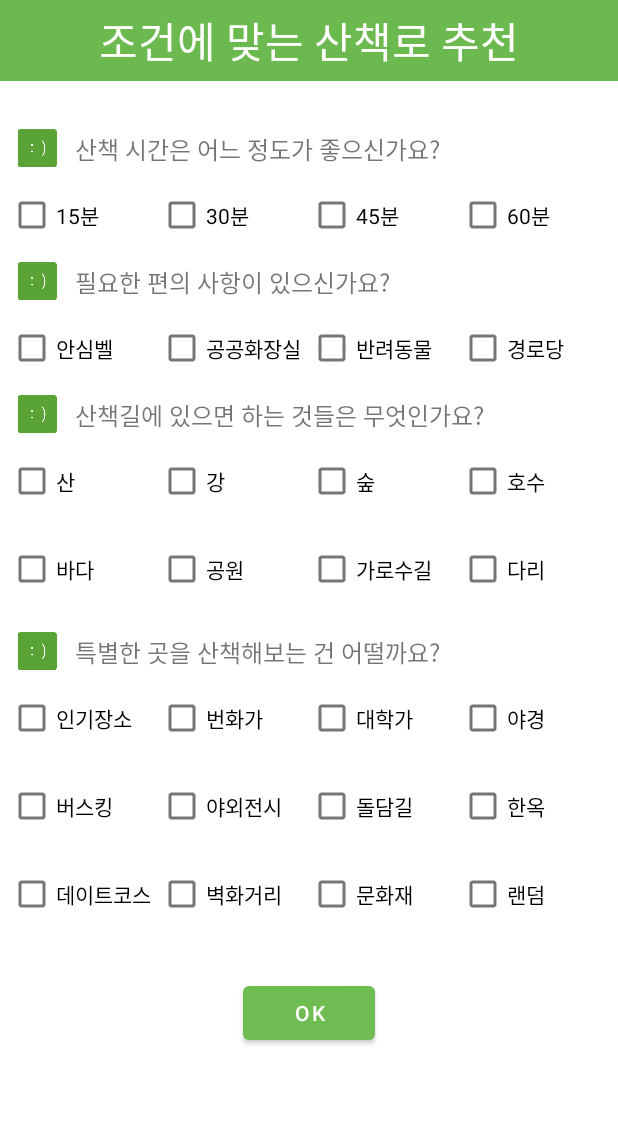
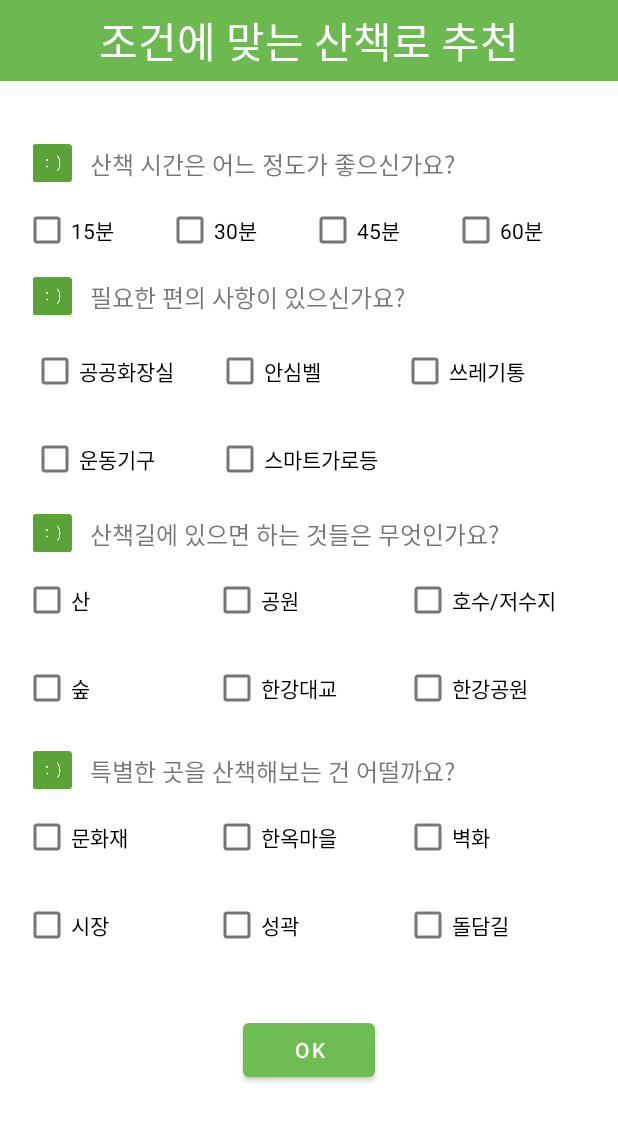
Before and after one commit to marvelmochi/Onjung, an Android app: the SelectActivity screen opened directly, with no data from a screen before it, on a phone screen of 412 x 824 dp. Shown: the top 1121 px of the screen. Run offline under Robolectric (Android 15) with nearby library versions, the phone set to English and light mode, and no system bars.

Commit message:
jy 브랜치 생성

```diff
--- a/app/build.gradle
+++ b/app/build.gradle
@@ -33,9 +33,7 @@ dependencies {
     implementation 'androidx.appcompat:appcompat:1.3.1'
     implementation 'com.google.android.material:material:1.4.0'
     implementation 'androidx.constraintlayout:constraintlayout:2.1.1'
-    implementation 'com.google.android.gms:play-services-maps:17.0.1'
-    // Google Play Services 라이브러리 사용
-    implementation 'com.google.android.gms:play-services-location:18.0.0'
+    implementation 'com.android.volley:volley:1.2.1'
     implementation 'androidx.navigation:navigation-fragment:2.3.5'
     implementation 'androidx.navigation:navigation-ui:2.3.5'
     implementation files('libs\\com.skt.Tmap_1.69.jar')
--- a/app/src/main/res/layout/activity_select.xml
+++ b/app/src/main/res/layout/activity_select.xml
@@ -24,14 +24,12 @@
         android:orientation="vertical">
 
 
-        <ScrollView
-            android:layout_width="match_parent"
-            android:layout_height="547dp">
         <!--감싸는 레이아웃-->
         <LinearLayout
             android:layout_width="match_parent"
-                android:layout_height="match_parent"
-                android:orientation="vertical">
+            android:layout_height="wrap_content"
+            android:orientation="vertical"
+            android:padding="10dp">
 
             <!--질문1-->
             <LinearLayout
@@ -115,8 +113,20 @@
                 android:layout_width="match_parent"
                 android:layout_height="wrap_content"
                 android:layout_margin="5dp"
+                android:orientation="vertical">
+
+                <LinearLayout
+                    android:layout_width="match_parent"
+                    android:layout_height="wrap_content"
+                    android:layout_margin="5dp"
                     android:orientation="horizontal"
-                    android:weightSum="4">
+                    android:weightSum="3">
+
+                    <CheckBox
+                        android:layout_width="0dp"
+                        android:layout_height="wrap_content"
+                        android:layout_weight="1"
+                        android:text="공공화장실" />
 
                     <CheckBox
                         android:layout_width="0dp"
@@ -128,19 +138,29 @@
                         android:layout_width="0dp"
                         android:layout_height="wrap_content"
                         android:layout_weight="1"
-                        android:text="공공화장실" />
+                        android:text="쓰레기통" />
+
+                </LinearLayout>
+
+                <LinearLayout
+                    android:layout_width="match_parent"
+                    android:layout_height="wrap_content"
+                    android:layout_margin="5dp"
+                    android:orientation="horizontal"
+                    android:weightSum="3">
 
                     <CheckBox
                         android:layout_width="0dp"
                         android:layout_height="wrap_content"
                         android:layout_weight="1"
-                        android:text="반려동물" />
+                        android:text="운동기구" />
 
                     <CheckBox
                         android:layout_width="0dp"
                         android:layout_height="wrap_content"
                         android:layout_weight="1"
-                        android:text="경로당" />
+                        android:text="스마트가로등" />
+                </LinearLayout>
             </LinearLayout>
 
             <!--질문3-->
@@ -171,7 +191,7 @@
                 android:layout_height="wrap_content"
                 android:layout_margin="5dp"
                 android:orientation="horizontal"
-                    android:weightSum="4">
+                android:weightSum="3">
 
                 <CheckBox
                     android:layout_width="0dp"
@@ -183,7 +203,22 @@
                     android:layout_width="0dp"
                     android:layout_height="wrap_content"
                     android:layout_weight="1"
-                        android:text="강" />
+                    android:text="공원" />
+
+                <CheckBox
+                    android:layout_width="0dp"
+                    android:layout_height="wrap_content"
+                    android:layout_weight="1"
+                    android:text="호수/저수지" />
+
+            </LinearLayout>
+
+            <LinearLayout
+                android:layout_width="match_parent"
+                android:layout_height="wrap_content"
+                android:layout_margin="5dp"
+                android:orientation="horizontal"
+                android:weightSum="3">
 
                 <CheckBox
                     android:layout_width="0dp"
@@ -195,7 +230,14 @@
                     android:layout_width="0dp"
                     android:layout_height="wrap_content"
                     android:layout_weight="1"
-                        android:text="호수" />
+                    android:text="한강대교" />
+
+                <CheckBox
+                    android:layout_width="0dp"
+                    android:layout_height="wrap_content"
+                    android:layout_weight="1"
+                    android:text="한강공원" />
+
 
             </LinearLayout>
 
@@ -203,40 +245,7 @@
                 android:layout_width="match_parent"
                 android:layout_height="wrap_content"
                 android:layout_margin="5dp"
-                    android:orientation="horizontal"
-                    android:weightSum="4">
-
-                    <CheckBox
-                        android:layout_width="0dp"
-                        android:layout_height="wrap_content"
-                        android:layout_weight="1"
-                        android:text="바다" />
-
-                    <CheckBox
-                        android:layout_width="0dp"
-                        android:layout_height="wrap_content"
-                        android:layout_weight="1"
-                        android:text="공원" />
-
-                    <CheckBox
-                        android:layout_width="0dp"
-                        android:layout_height="wrap_content"
-                        android:layout_weight="1"
-                        android:text="가로수길" />
-
-                    <CheckBox
-                        android:layout_width="0dp"
-                        android:layout_height="wrap_content"
-                        android:layout_weight="1"
-                        android:text="다리" />
-                </LinearLayout>
-
-                <LinearLayout
-                    android:layout_width="match_parent"
-                    android:layout_height="wrap_content"
-                    android:layout_margin="5dp"
-                    android:orientation="horizontal"
-                    android:weightSum="4">
+                android:orientation="horizontal">
 
 
             </LinearLayout>
@@ -268,84 +277,7 @@
                 android:layout_height="wrap_content"
                 android:layout_margin="5dp"
                 android:orientation="horizontal"
-                    android:weightSum="4">
-
-                    <CheckBox
-                        android:layout_width="0dp"
-                        android:layout_height="wrap_content"
-                        android:layout_weight="1"
-                        android:text="인기장소" />
-
-                    <CheckBox
-                        android:layout_width="0dp"
-                        android:layout_height="wrap_content"
-                        android:layout_weight="1"
-                        android:text="번화가" />
-
-                    <CheckBox
-                        android:layout_width="0dp"
-                        android:layout_height="wrap_content"
-                        android:layout_weight="1"
-                        android:text="대학가" />
-
-                    <CheckBox
-                        android:layout_width="0dp"
-                        android:layout_height="wrap_content"
-                        android:layout_weight="1"
-                        android:text="야경" />
-                </LinearLayout>
-
-                <LinearLayout
-                    android:layout_width="match_parent"
-                    android:layout_height="wrap_content"
-                    android:layout_margin="5dp"
-                    android:orientation="horizontal"
-                    android:weightSum="4">
-
-                    <CheckBox
-                        android:layout_width="0dp"
-                        android:layout_height="wrap_content"
-                        android:layout_weight="1"
-                        android:text="버스킹" />
-
-                    <CheckBox
-                        android:layout_width="0dp"
-                        android:layout_height="wrap_content"
-                        android:layout_weight="1"
-                        android:text="야외전시" />
-
-                    <CheckBox
-                        android:layout_width="0dp"
-                        android:layout_height="wrap_content"
-                        android:layout_weight="1"
-                        android:text="돌담길" />
-
-                    <CheckBox
-                        android:layout_width="0dp"
-                        android:layout_height="wrap_content"
-                        android:layout_weight="1"
-                        android:text="한옥" />
-
-                </LinearLayout>
-
-                <LinearLayout
-                    android:layout_width="match_parent"
-                    android:layout_height="wrap_content"
-                    android:layout_margin="5dp"
-                    android:orientation="horizontal"
-                    android:weightSum="4">
-
-                    <CheckBox
-                        android:layout_width="0dp"
-                        android:layout_height="wrap_content"
-                        android:layout_weight="1"
-                        android:text="데이트코스" />
-
-                    <CheckBox
-                        android:layout_width="0dp"
-                        android:layout_height="wrap_content"
-                        android:layout_weight="1"
-                        android:text="벽화거리" />
+                android:weightSum="3">
 
                 <CheckBox
                     android:layout_width="0dp"
@@ -357,18 +289,54 @@
                     android:layout_width="0dp"
                     android:layout_height="wrap_content"
                     android:layout_weight="1"
-                        android:text="랜덤" />
+                    android:text="한옥마을" />
+
+                <CheckBox
+                    android:layout_width="0dp"
+                    android:layout_height="wrap_content"
+                    android:layout_weight="1"
+                    android:text="벽화" />
 
             </LinearLayout>
+
+            <LinearLayout
+                android:layout_width="match_parent"
+                android:layout_height="wrap_content"
+                android:layout_margin="5dp"
+                android:orientation="horizontal"
+                android:weightSum="3">
+
+                <CheckBox
+                    android:layout_width="0dp"
+                    android:layout_height="wrap_content"
+                    android:layout_weight="1"
+                    android:text="시장" />
+
+                <CheckBox
+                    android:layout_width="0dp"
+                    android:layout_height="wrap_content"
+                    android:layout_weight="1"
+                    android:text="성곽" />
+
+                <CheckBox
+                    android:layout_width="0dp"
+                    android:layout_height="wrap_content"
+                    android:layout_weight="1"
+                    android:text="돌담길" />
+
+
             </LinearLayout>
-        </ScrollView>
+
+
+        </LinearLayout>
+
         <Button
             android:layout_width="wrap_content"
             android:layout_height="wrap_content"
-            android:text="OK"
             android:layout_gravity="center"
             android:layout_marginTop="20dp"
-            android:onClick="resultbtnClicked"/>
+            android:onClick="resultbtnClicked"
+            android:text="OK" />
     </LinearLayout>
 
 </LinearLayout>
```
Lines whose indentation alone changed are shown as unchanged.
